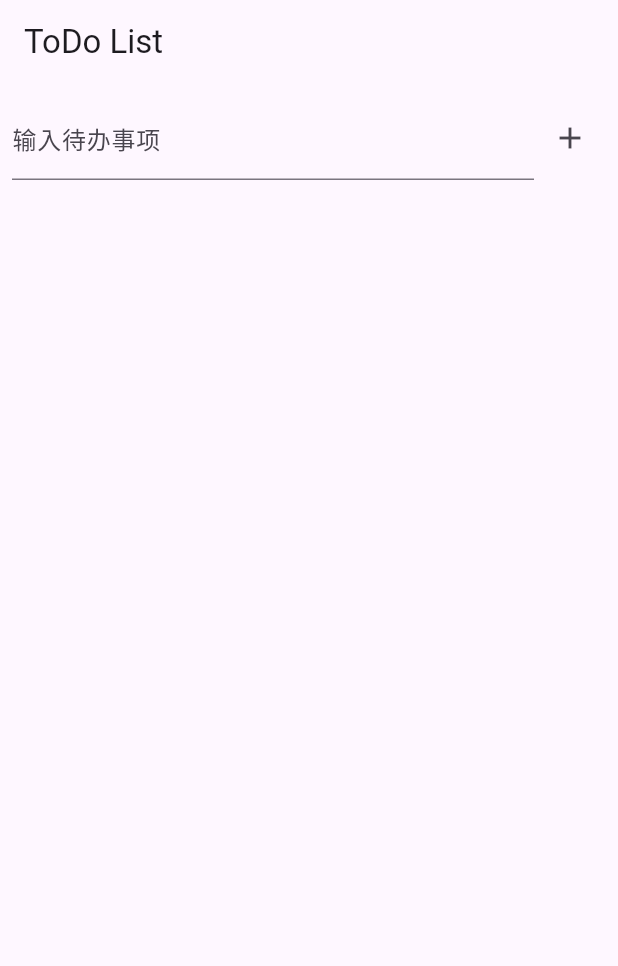
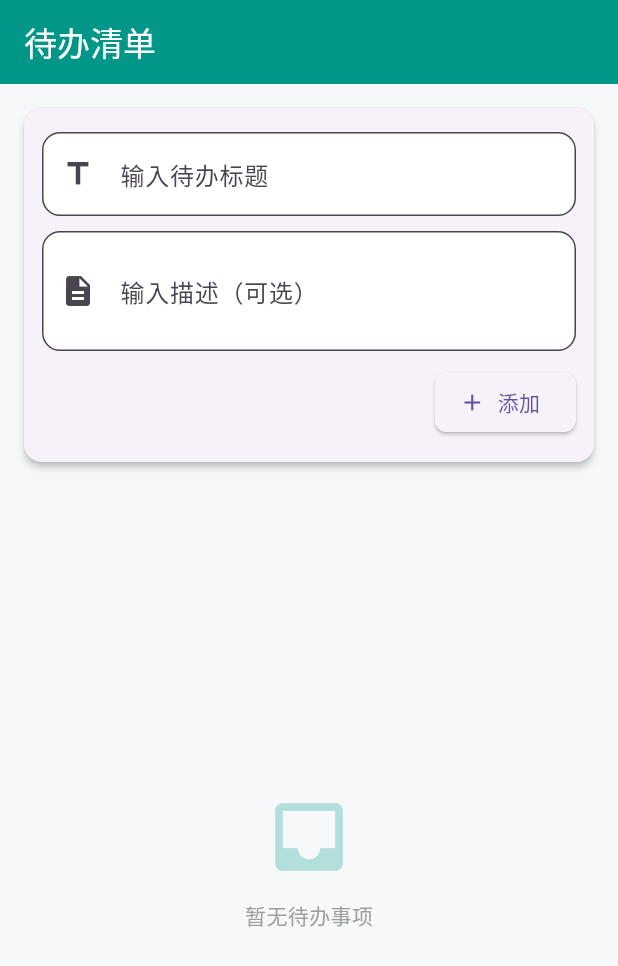
Before and after one commit to ice909/todolist, a Flutter app: the screen it shows after launch, on a phone screen of 412 x 824 dp. Shown: the top 966 px of the screen. Run offline on Flutter 3.47's test engine with Material 3 defaults, Android fonts, the phone set to English and light mode, and no system bars; our stand-ins replace shared_preferences.

Commit message:
feat: enhance todo app with descriptions and improved UI
1. Add description field to Todo model with proper JSON serialization
2. Update UI with Material 3 design and custom theme including teal
colors
3. Replace simple input with card-based form containing title and
description fields
4. Redesign todo items as cards with enhanced layout and editing
capabilities
5. Add empty state with icon when no todos exist
6. Improve edit dialog to handle both title and description
7. Add proper button styling and tooltips for better UX

feat: 增强待办应用描述功能和界面设计

1. 为 Todo 模型添加描述字段并完善 JSON 序列化
2. 使用 Material 3 设计更新界面，采用青色主题配色
3. 将简单输入替换为包含标题和描述字段的卡片式表单
4. 重新设计待办事项为卡片布局，增强编辑功能
5. 添加无待办事项时的空状态图标显示
6. 改进编辑对话框以同时处理标题和描述
7. 添加适当的按钮样式和工具提示以提升用户体验

```diff
--- a/lib/main.dart
+++ b/lib/main.dart
@@ -8,13 +8,30 @@ void main() {
 class MyApp extends StatelessWidget {
   const MyApp({super.key});
 
-  // This widget is the root of your application.
   @override
   Widget build(BuildContext context) {
     return MaterialApp(
-      title: 'Flutter Demo',
+      title: 'ToDo List',
       theme: ThemeData(
-        colorScheme: ColorScheme.fromSeed(seedColor: Colors.deepPurple),
+        useMaterial3: true,
+        primarySwatch: Colors.teal,
+        scaffoldBackgroundColor: const Color(0xFFF7F8FA),
+        inputDecorationTheme: InputDecorationTheme(
+          border: OutlineInputBorder(borderRadius: BorderRadius.circular(12)),
+          filled: true,
+          fillColor: Colors.white,
+        ),
+        appBarTheme: const AppBarTheme(
+          elevation: 0,
+          backgroundColor: Colors.teal,
+          foregroundColor: Colors.white,
+        ),
+        cardTheme: const CardThemeData(
+          elevation: 2,
+          shape: RoundedRectangleBorder(
+            borderRadius: BorderRadius.all(Radius.circular(12)),
+          ),
+        ),
       ),
       home: const HomeScreen(),
     );
--- a/lib/models/todo.dart
+++ b/lib/models/todo.dart
@@ -1,13 +1,19 @@
 class Todo {
   String title;
+  String description;
   bool isDone;
 
-  Todo({required this.title, this.isDone = false});
+  Todo({required this.title, required this.description, this.isDone = false});
 
-  // 序列化
-  Map<String, dynamic> toJson() => {'title': title, 'isDone': isDone};
+  Map<String, dynamic> toJson() => {
+    'title': title,
+    'description': description,
+    'isDone': isDone,
+  };
 
-  // 反序列化
-  factory Todo.fromJson(Map<String, dynamic> json) =>
-      Todo(title: json['title'], isDone: json['isDone']);
+  factory Todo.fromJson(Map<String, dynamic> json) => Todo(
+    title: json['title'] ?? "",
+    description: (json['description'] ?? "") as String, // 保证不是null
+    isDone: json['isDone'] ?? false,
+  );
 }
--- a/lib/screens/home_screen.dart
+++ b/lib/screens/home_screen.dart
@@ -1,6 +1,6 @@
 import 'package:flutter/material.dart';
 import 'package:shared_preferences/shared_preferences.dart';
-import 'dart:convert'; // 用于序列化
+import 'dart:convert';
 import '../models/todo.dart';
 import '../widgets/todo_item.dart';
 
@@ -13,15 +13,21 @@ class HomeScreen extends StatefulWidget {
 
 class _HomeScreenState extends State<HomeScreen> {
   final List<Todo> _todos = [];
-  final TextEditingController _controller = TextEditingController();
+  final TextEditingController _titleController = TextEditingController();
+  final TextEditingController _descController = TextEditingController();
 
   @override
   void initState() {
     super.initState();
+    // _clearTodos();
     _loadTodos();
   }
 
-  // 读取
+  void _clearTodos() async {
+    SharedPreferences prefs = await SharedPreferences.getInstance();
+    await prefs.remove('todos');
+  }
+
   void _loadTodos() async {
     SharedPreferences prefs = await SharedPreferences.getInstance();
     String? todosString = prefs.getString('todos');
@@ -34,18 +40,18 @@ class _HomeScreenState extends State<HomeScreen> {
     }
   }
 
-  // 保存
   void _saveTodos() async {
     SharedPreferences prefs = await SharedPreferences.getInstance();
     String todosString = jsonEncode(_todos.map((e) => e.toJson()).toList());
     await prefs.setString('todos', todosString);
   }
 
-  void _addTodo(String title) {
+  void _addTodo(String title, String description) {
     if (title.trim().isEmpty) return;
     setState(() {
-      _todos.add(Todo(title: title));
-      _controller.clear();
+      _todos.add(Todo(title: title, description: description));
+      _titleController.clear();
+      _descController.clear();
       _saveTodos();
     });
   }
@@ -64,10 +70,11 @@ class _HomeScreenState extends State<HomeScreen> {
     });
   }
 
-  void _editTodo(int index, String newTitle) {
+  void _editTodo(int index, String newTitle, String newDesc) {
     if (newTitle.trim().isEmpty) return;
     setState(() {
       _todos[index].title = newTitle;
+      _todos[index].description = newDesc;
       _saveTodos();
     });
   }
@@ -75,39 +82,87 @@ class _HomeScreenState extends State<HomeScreen> {
   @override
   Widget build(BuildContext context) {
     return Scaffold(
-      appBar: AppBar(title: const Text('ToDo List')),
+      appBar: AppBar(title: const Text('待办清单')),
+      // ...前略
       body: Column(
         children: [
           Padding(
-            padding: const EdgeInsets.all(8.0),
-            child: Row(
+            padding: const EdgeInsets.all(12.0),
+            child: Card(
+              child: Padding(
+                padding: const EdgeInsets.symmetric(
+                  vertical: 16,
+                  horizontal: 12,
+                ),
+                child: Column(
                   children: [
-                Expanded(
-                  child: TextField(
-                    controller: _controller,
-                    decoration: const InputDecoration(labelText: '输入待办事项'),
+                    TextField(
+                      controller: _titleController,
+                      decoration: const InputDecoration(
+                        labelText: '输入待办标题',
+                        prefixIcon: Icon(Icons.title),
                       ),
                     ),
-                IconButton(
+                    const SizedBox(height: 10),
+                    TextField(
+                      controller: _descController,
+                      decoration: const InputDecoration(
+                        labelText: '输入描述（可选）',
+                        prefixIcon: Icon(Icons.description),
+                      ),
+                      maxLines: 2,
+                    ),
+                    const SizedBox(height: 10),
+                    Row(
+                      children: [
+                        Expanded(child: Container()),
+                        ElevatedButton.icon(
                           icon: const Icon(Icons.add),
-                  onPressed: () => _addTodo(_controller.text),
+                          label: const Text('添加'),
+                          style: ElevatedButton.styleFrom(
+                            shape: RoundedRectangleBorder(
+                              borderRadius: BorderRadius.circular(8),
+                            ),
+                          ),
+                          onPressed: () => _addTodo(
+                            _titleController.text,
+                            _descController.text,
+                          ),
+                        ),
+                      ],
                     ),
                   ],
                 ),
               ),
+            ),
+          ),
           Expanded(
-            child: ListView.builder(
+            child: _todos.isEmpty
+                ? Center(
+                    child: Column(
+                      mainAxisAlignment: MainAxisAlignment.center,
+                      children: [
+                        Icon(Icons.inbox, size: 60, color: Colors.teal[100]),
+                        const SizedBox(height: 12),
+                        Text('暂无待办事项', style: TextStyle(color: Colors.grey)),
+                      ],
+                    ),
+                  )
+                : ListView.builder(
+                    padding: const EdgeInsets.all(8),
                     itemCount: _todos.length,
                     itemBuilder: (context, index) => TodoItem(
                       todo: _todos[index],
                       onToggle: () => _toggleTodo(index),
                       onDelete: () => _removeTodo(index),
-                onEdit: (newTitle) => _editTodo(index, newTitle),
+                      onEdit: (newTitle, newDesc) =>
+                          _editTodo(index, newTitle, newDesc),
                     ),
                   ),
-          ),
+          )
         ],
       ),
+      // ...后略
     );
   }
 }
```
Also changed, not shown: lib/widgets/todo_item.dart (+75 -13 lines). Lines whose indentation alone changed are shown as unchanged.
